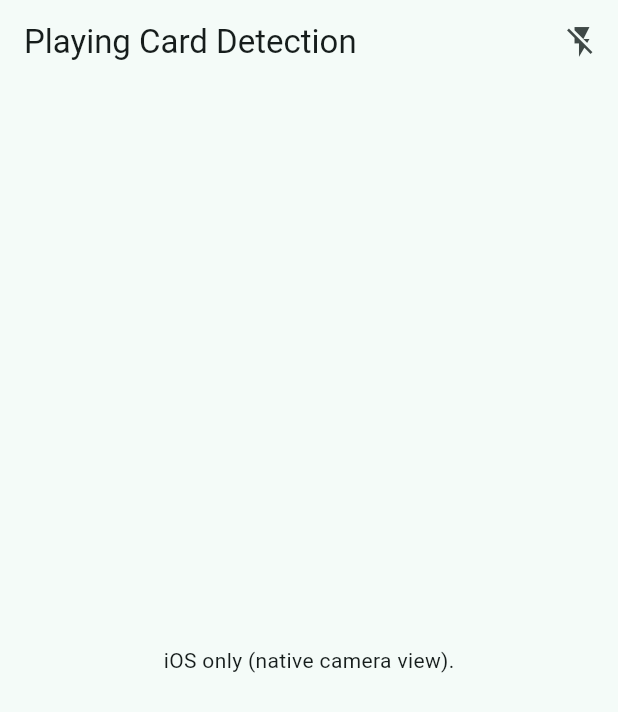
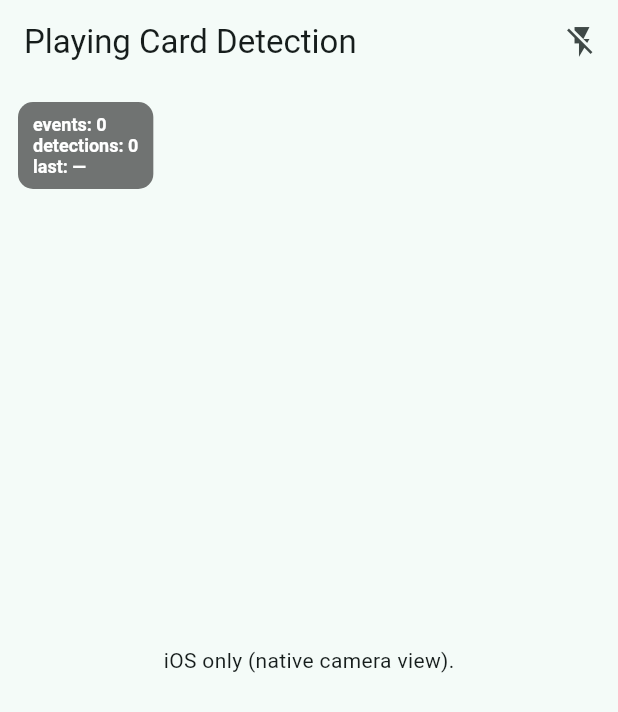
Before and after one commit to vincentrosso/LuckBoxer, a Flutter app: the screen it shows after launch, on a phone screen of 412 x 824 dp. Shown: the top 712 px of the screen. Run offline on Flutter 3.47's test engine with Material 3 defaults, Android fonts, the phone set to English and light mode, and no system bars.

Commit message:
Add on-screen debug HUD

```diff
--- a/mobile_app/card_detector/lib/src/home/card_detector_home.dart
+++ b/mobile_app/card_detector/lib/src/home/card_detector_home.dart
@@ -16,12 +16,19 @@ class _CardDetectorHomeState extends State<CardDetectorHome> {
   var _torchEnabled = false;
   List<Detection> _detections = const [];
 
+  var _eventCount = 0;
+  DateTime? _lastEventAt;
+
   @override
   void initState() {
     super.initState();
     _controller.detectionsStream.listen((detections) {
       if (!mounted) return;
-      setState(() => _detections = detections);
+      setState(() {
+        _detections = detections;
+        _eventCount += 1;
+        _lastEventAt = DateTime.now();
+      });
     });
   }
 
@@ -54,6 +61,39 @@ class _CardDetectorHomeState extends State<CardDetectorHome> {
         children: [
           CardCameraView(controller: _controller),
           IgnorePointer(child: DetectionOverlay(detections: _detections)),
+          SafeArea(
+            child: Align(
+              alignment: Alignment.topLeft,
+              child: Padding(
+                padding: const EdgeInsets.all(12),
+                child: DecoratedBox(
+                  decoration: BoxDecoration(
+                    color: Colors.black54,
+                    borderRadius: BorderRadius.circular(10),
+                  ),
+                  child: Padding(
+                    padding: const EdgeInsets.symmetric(horizontal: 10, vertical: 8),
+                    child: DefaultTextStyle(
+                      style: const TextStyle(
+                        color: Colors.white,
+                        fontSize: 12,
+                        fontWeight: FontWeight.w600,
+                      ),
+                      child: Column(
+                        mainAxisSize: MainAxisSize.min,
+                        crossAxisAlignment: CrossAxisAlignment.start,
+                        children: [
+                          Text('events: $_eventCount'),
+                          Text('detections: ${_detections.length}'),
+                          Text('last: ${_lastEventAt?.toIso8601String() ?? "—"}'),
+                        ],
+                      ),
+                    ),
+                  ),
+                ),
+              ),
+            ),
+          ),
         ],
       ),
     );
```
